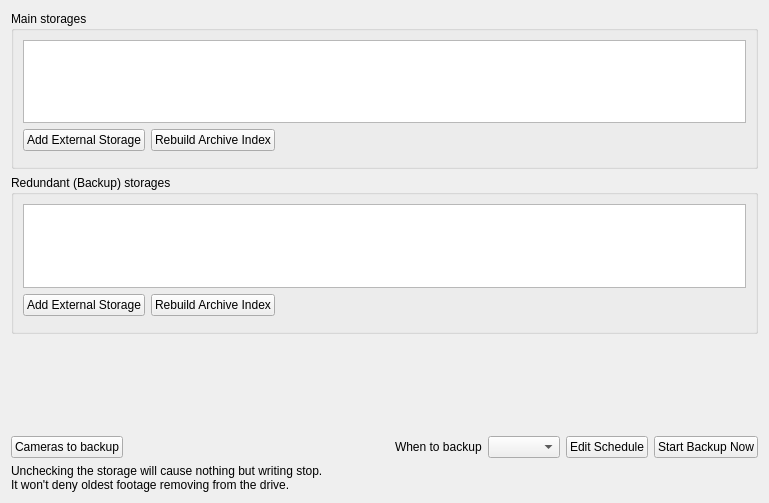
This is client/src/ui/widgets/properties/storage_config_widget.ui in networkoptix/nx_open as Qt 5 draws it before an edit. The edited form follows.
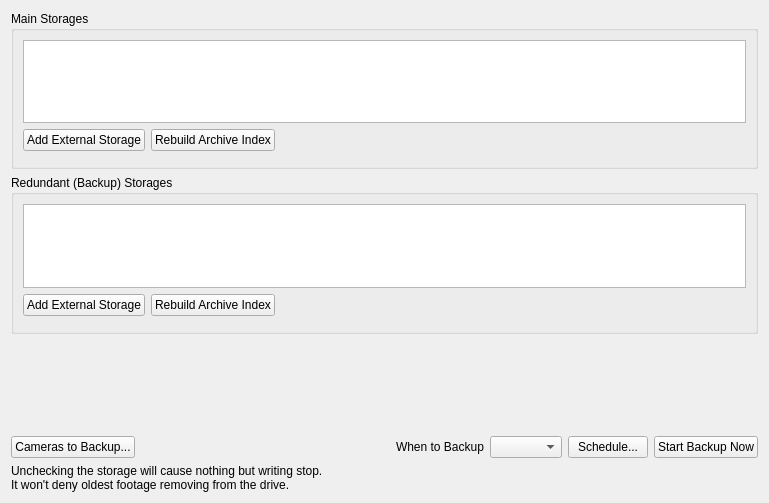
This is the edited form. Custom widgets are drawn as their Qt base class.

Commit message:
VMS-1154: Improve server settings dialog - storages page
<==== Mercurial data ====>
Branch: x_vms_947_redundant_storage_2

Patch:
```diff
--- a/client/src/ui/widgets/properties/storage_config_widget.ui
+++ b/client/src/ui/widgets/properties/storage_config_widget.ui
@@ -14,7 +14,7 @@
    <item>
     <widget class="QGroupBox" name="storagesGroupBox">
      <property name="title">
-      <string>Main storages</string>
+      <string>Main Storages</string>
      </property>
      <layout class="QVBoxLayout" name="verticalLayout">
       <item>
@@ -85,7 +85,7 @@
    <item>
     <widget class="QGroupBox" name="groupBox">
      <property name="title">
-      <string>Redundant (Backup) storages</string>
+      <string>Redundant (Backup) Storages</string>
      </property>
      <layout class="QVBoxLayout" name="verticalLayout_4">
       <item>
@@ -225,7 +225,7 @@
      <item>
       <widget class="QPushButton" name="pushButtonCameraSettings">
        <property name="text">
-        <string>Cameras to backup</string>
+        <string>Cameras to Backup...</string>
        </property>
       </widget>
      </item>
@@ -245,7 +245,7 @@
      <item>
       <widget class="QLabel" name="label_3">
        <property name="text">
-        <string>When to backup</string>
+        <string>When to Backup</string>
        </property>
       </widget>
      </item>
@@ -255,7 +255,7 @@
      <item>
       <widget class="QPushButton" name="pushButtonSchedule">
        <property name="text">
-        <string>Edit Schedule</string>
+        <string>Schedule...</string>
        </property>
       </widget>
      </item>
```
The commit also changes 4 other files.
